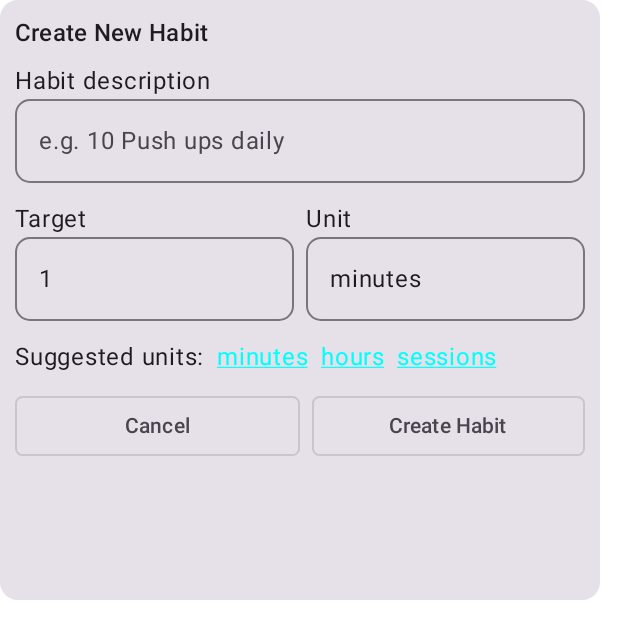
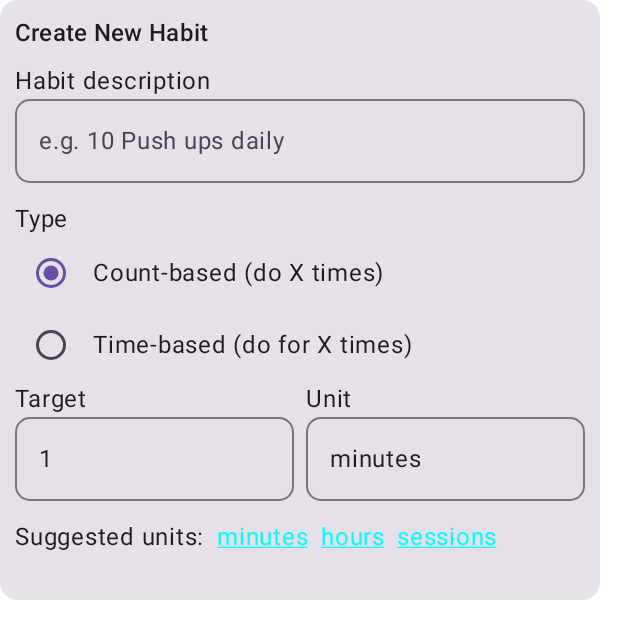
Before and after one commit to gold-roger33/Consistency, an Android app built with Jetpack Compose: the @Preview function NewHabitDialogContentPreview, on a phone screen of 412 x 824 dp. Shown: the top 639 px of the screen. Run offline under Robolectric (Android 15) with nearby library versions, the phone set to English and light mode, and no system bars.

Commit message:
added radio button in new habit  dialog

```diff
--- /dev/null
+++ b/app/src/main/java/com/example/consistency/model/Type.kt
@@ -0,0 +1,6 @@
+package com.example.consistency.model
+
+enum class Type(val description :String) {
+    COUNT("Count-based (do X times)"),
+    TIME("Time-based (do for X times)")
+}
--- a/app/src/main/java/com/example/consistency/ui/screen/NewHabitDialog.kt
+++ b/app/src/main/java/com/example/consistency/ui/screen/NewHabitDialog.kt
@@ -31,6 +31,7 @@ import androidx.compose.ui.text.style.TextDecoration
 import androidx.compose.ui.tooling.preview.Preview
 import androidx.compose.ui.unit.dp
 import androidx.compose.ui.window.Dialog
+import com.example.consistency.model.Type
 
 @Composable
 fun NewHabitDialogContent(
@@ -41,6 +42,7 @@ fun NewHabitDialogContent(
     var description by remember { mutableStateOf("") }
     var target by remember {    mutableIntStateOf(1) }
     var unit by remember { mutableStateOf("minutes") }
+    var type by remember { mutableStateOf(Type.COUNT) }
 
     val suggestedUnits = listOf("minutes", "hours", "sessions")
 
@@ -69,6 +71,33 @@ fun NewHabitDialogContent(
             )
 
             Spacer(modifier = Modifier.height(12.dp))
+
+            Column {
+                Text(text = "Type")
+
+                Column (
+                    verticalArrangement = Arrangement.Center,
+                    modifier = Modifier
+
+                ) {
+                    Type.entries.forEach { currentType ->
+                        Row(
+                            verticalAlignment = Alignment.CenterVertically,
+                            modifier = Modifier
+                                .clickable { type = currentType }
+                        ) {
+                            RadioButton(
+                                selected = (type == currentType),
+                                onClick = { type = currentType }
+                            )
+                            Text(
+                                text = currentType.description,
+                                modifier = Modifier.padding(start = 4.dp)
+                            )
+                        }
+                    }
+                }
+            }
 
             Row(
                 modifier = Modifier.fillMaxWidth(),
```
